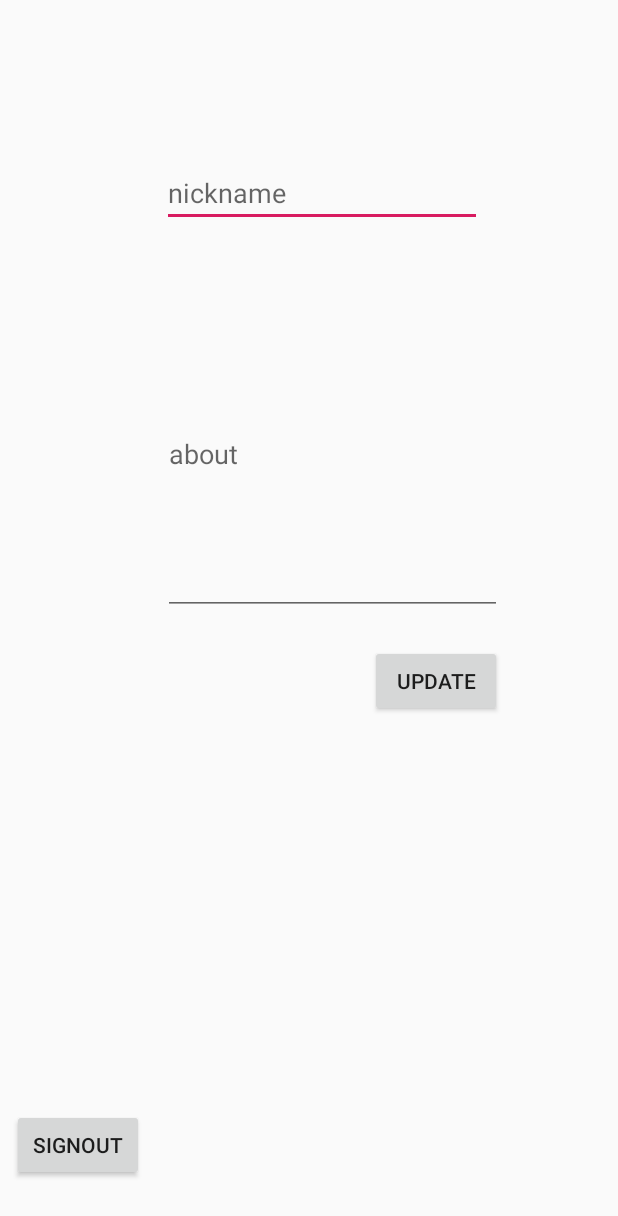
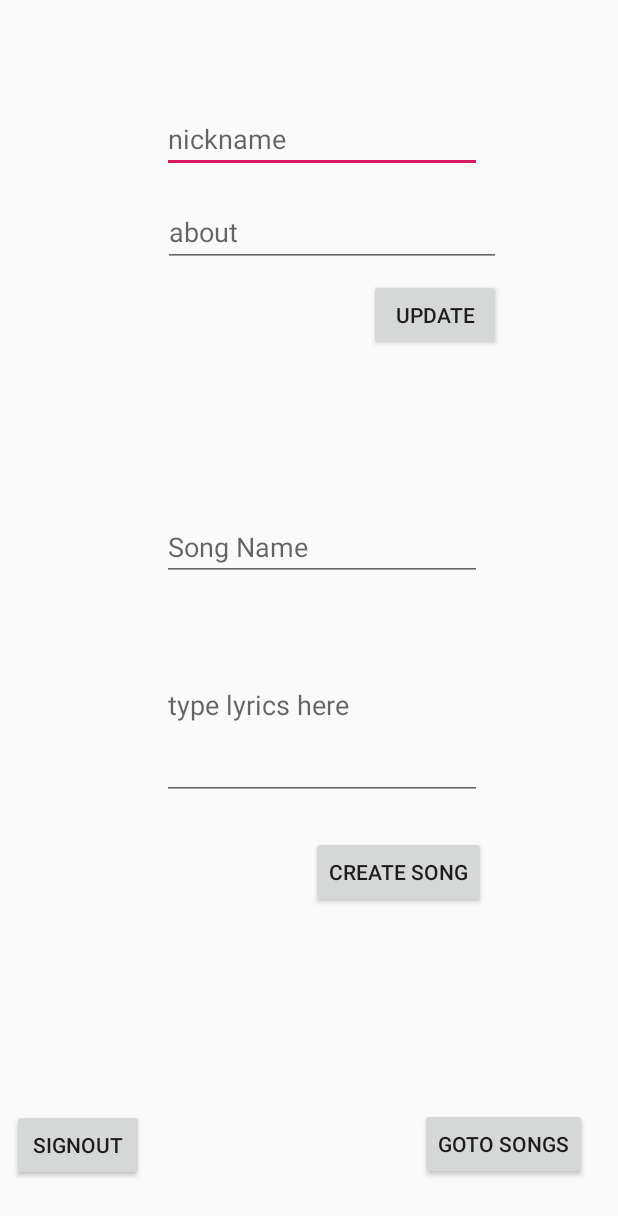
Before and after one commit to roshkov/LittleRaper_app_android, an Android app: the ProfileMain screen opened directly, with no data from a screen before it, on a phone screen of 412 x 824 dp. Shown: the top 1216 px of the screen. Run offline under Robolectric (Android 15) with nearby library versions, the phone set to English and light mode, and no system bars; our stand-ins replace Firebase (no records; nobody signed in at launch, a user with empty details on screens opened directly).

Commit message:
song list of particular user

```diff
--- a/app/src/main/java/com/example/testhandin/ProfileMain.java
+++ b/app/src/main/java/com/example/testhandin/ProfileMain.java
@@ -26,6 +26,11 @@
     Button userUpdate;
     TextView userNickname;
     TextView userAbout;
+    Button userGotoSongs;
+    Button userCreateSong;
+    TextView songName;
+    TextView songLyrics;
+
 
     FirebaseAuth firebaseAuth;
     FirebaseUser firebaseUser;
@@ -44,6 +49,11 @@
         userUpdate = findViewById(R.id.btnUpdateInfo);
         userNickname = findViewById(R.id.nicknameText);
         userAbout = findViewById(R.id.aboutText);
+        userGotoSongs = findViewById(R.id.btnGoToSongList);
+        userCreateSong = findViewById(R.id.btnCreateSong);
+        songName = findViewById(R.id.newSongName);
+        songLyrics = findViewById(R.id.newSongLyrics);
+
 
         firebaseAuth = FirebaseAuth.getInstance();
         firebaseUser = firebaseAuth.getCurrentUser();
@@ -53,6 +63,7 @@
         userEmail.setText(firebaseUser.getEmail());
 //        userEmail.setText(userEmail.getText().toString()+"\n"+ firebaseUser.get)
 
+        //HAD TO SETTEXT TO NICKNAME & ABOUT FIELDS TOO!!
 
         userSignOut.setOnClickListener(new View.OnClickListener(){
             @Override
@@ -102,7 +113,42 @@
         });
 
 
+        userCreateSong.setOnClickListener(new View.OnClickListener(){
+            @Override
+            public void onClick(View v) {
+                DatabaseReference userRef = mDatabase.child("users");
+               // Map<String, Object> userUpdates = new HashMap<>();
 
+                String songNameS = songName.getText().toString();           ///
+                String songLyricsS = songLyrics.getText().toString();       //create song obj
+                Song song = new Song(songNameS,songLyricsS);                ///
+
+
+                String userPath = "users/" + firebaseUser.getUid().toString()+"/songs";  //path to particular user's song directory
+                String key = mDatabase.child(userPath).push().getKey();                  //create key
+
+
+                Map<String, Object> postValues = song.toMap();
+
+                Map<String, Object> childUpdates = new HashMap<>();
+                childUpdates.put(userPath +"/song" + key, postValues);
+
+                mDatabase.updateChildren(childUpdates);
+
+            }
+        });
+
+
+        userGotoSongs.setOnClickListener(new View.OnClickListener()
+        {
+            @Override
+            public void onClick(View view)
+            {
+                Intent intent = new Intent(ProfileMain.this, SongListActivity.class);
+                startActivity(intent);
+
+            }
+        });
 
 
     }
--- a/app/src/main/res/layout/activity_profile_main.xml
+++ b/app/src/main/res/layout/activity_profile_main.xml
@@ -33,7 +33,7 @@
         android:layout_width="wrap_content"
         android:layout_height="wrap_content"
         android:layout_marginStart="108dp"
-        android:layout_marginTop="60dp"
+        android:layout_marginTop="24dp"
         android:layout_marginEnd="8dp"
         android:ems="10"
         android:hint="nickname"
@@ -45,8 +45,8 @@
 
     <EditText
         android:id="@+id/aboutText"
-        android:layout_width="226dp"
-        android:layout_height="214dp"
+        android:layout_width="225dp"
+        android:layout_height="46dp"
         android:layout_marginStart="8dp"
         android:layout_marginTop="8dp"
         android:layout_marginEnd="8dp"
@@ -56,21 +56,68 @@
         android:inputType="textPersonName"
         app:layout_constraintBottom_toTopOf="@+id/btnSignOut"
         app:layout_constraintEnd_toEndOf="parent"
-        app:layout_constraintHorizontal_bias="0.591"
+        app:layout_constraintHorizontal_bias="0.588"
         app:layout_constraintStart_toStartOf="parent"
         app:layout_constraintTop_toBottomOf="@+id/nicknameText"
-        app:layout_constraintVertical_bias="0.103" />
+        app:layout_constraintVertical_bias="0.016" />
 
     <Button
         android:id="@+id/btnUpdateInfo"
         android:layout_width="wrap_content"
         android:layout_height="wrap_content"
         android:layout_marginStart="8dp"
-        android:layout_marginTop="20dp"
+        android:layout_marginTop="8dp"
         android:layout_marginEnd="76dp"
         android:text="Update"
         app:layout_constraintEnd_toEndOf="parent"
-        app:layout_constraintHorizontal_bias="0.995"
+        app:layout_constraintHorizontal_bias="0.991"
         app:layout_constraintStart_toStartOf="parent"
         app:layout_constraintTop_toBottomOf="@+id/aboutText" />
+
+    <Button
+        android:id="@+id/btnGoToSongList"
+        android:layout_width="wrap_content"
+        android:layout_height="wrap_content"
+        android:layout_marginStart="184dp"
+        android:layout_marginTop="8dp"
+        android:layout_marginBottom="8dp"
+        android:text="Goto Songs"
+        app:layout_constraintBottom_toBottomOf="parent"
+        app:layout_constraintStart_toEndOf="@+id/btnSignOut"
+        app:layout_constraintTop_toBottomOf="@+id/btnUpdateInfo"
+        app:layout_constraintVertical_bias="0.944" />
+
+    <EditText
+        android:id="@+id/newSongName"
+        android:layout_width="wrap_content"
+        android:layout_height="wrap_content"
+        android:layout_marginStart="108dp"
+        android:layout_marginTop="108dp"
+        android:ems="10"
+        android:inputType="textPersonName"
+        android:hint="Song Name"
+        app:layout_constraintStart_toStartOf="parent"
+        app:layout_constraintTop_toBottomOf="@+id/btnUpdateInfo" />
+
+    <EditText
+        android:id="@+id/newSongLyrics"
+        android:layout_width="wrap_content"
+        android:layout_height="126dp"
+        android:layout_marginStart="108dp"
+        android:layout_marginTop="20dp"
+        android:ems="10"
+        android:hint="type lyrics here"
+        android:inputType="textPersonName"
+        app:layout_constraintStart_toStartOf="parent"
+        app:layout_constraintTop_toBottomOf="@+id/newSongName" />
+
+    <Button
+        android:id="@+id/btnCreateSong"
+        android:layout_width="wrap_content"
+        android:layout_height="wrap_content"
+        android:layout_marginTop="24dp"
+        android:layout_marginEnd="88dp"
+        android:text="Create Song"
+        app:layout_constraintEnd_toEndOf="parent"
+        app:layout_constraintTop_toBottomOf="@+id/newSongLyrics" />
 </android.support.constraint.ConstraintLayout>
```
Also changed, not shown: app/src/main/AndroidManifest.xml (+5 -9 lines), app/src/main/java/com/example/testhandin/Song.java (added, +42 -0 lines), app/src/main/java/com/example/testhandin/SongListActivity.java (added, +49 -0 lines), app/src/main/java/com/example/testhandin/User.java (+9 -2 lines), app/src/main/res/layout/activity_song_list.xml (added, +46 -0 lines).
